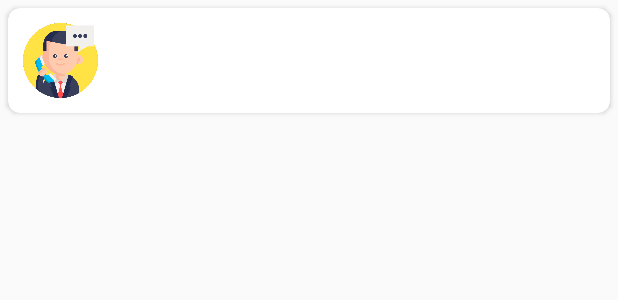
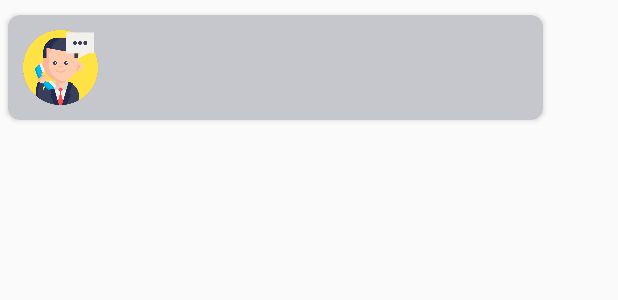
Before and after one commit to WaRRioR428/EnglishForBeginners, an Android app: the layout bot_msg.xml on its own in the app's theme, with its tools: preview values and no code run, on a phone screen of 412 x 824 dp. Shown: the top 300 px of the screen. Run offline under Robolectric (Android 15) with nearby library versions, the phone set to English and light mode, and no system bars; network calls fail; Roboto replaces fonts that are not available here.

Commit message:
Замена бота на BotLibre + Небольшие доработки внешнего вида чата

```diff
--- a/app/src/main/res/layout/activity_chat.xml
+++ b/app/src/main/res/layout/activity_chat.xml
@@ -10,7 +10,8 @@
         android:id="@+id/idRVChats"
         android:layout_width="match_parent"
         android:layout_height="match_parent"
-        android:layout_above="@id/idLLMessage" />
+        android:layout_above="@id/idLLMessage"
+        android:layout_marginBottom="5dp" />
 
     <LinearLayout
         android:id="@+id/idLLMessage"
--- a/app/src/main/res/layout/bot_msg.xml
+++ b/app/src/main/res/layout/bot_msg.xml
@@ -6,9 +6,13 @@
     android:layout_width="match_parent"
     android:layout_height="wrap_content"
     android:layout_gravity="start"
-    android:layout_margin="5dp"
+    android:layout_marginTop="10dp"
+    android:layout_marginBottom="10dp"
+    android:layout_marginStart="5dp"
+    android:layout_marginEnd="50dp"
     android:elevation="8dp"
-    app:cardCornerRadius="8dp">
+    app:cardCornerRadius="8dp"
+    app:cardBackgroundColor="@color/material_dynamic_neutral80">
 
     <LinearLayout
         android:layout_width="wrap_content"
```
Also changed, not shown: app/src/main/java/com/example/englishforbeginners/ChatActivity.java (+41 -16 lines), app/src/main/res/layout/user_msg.xml (+6 -2 lines).
